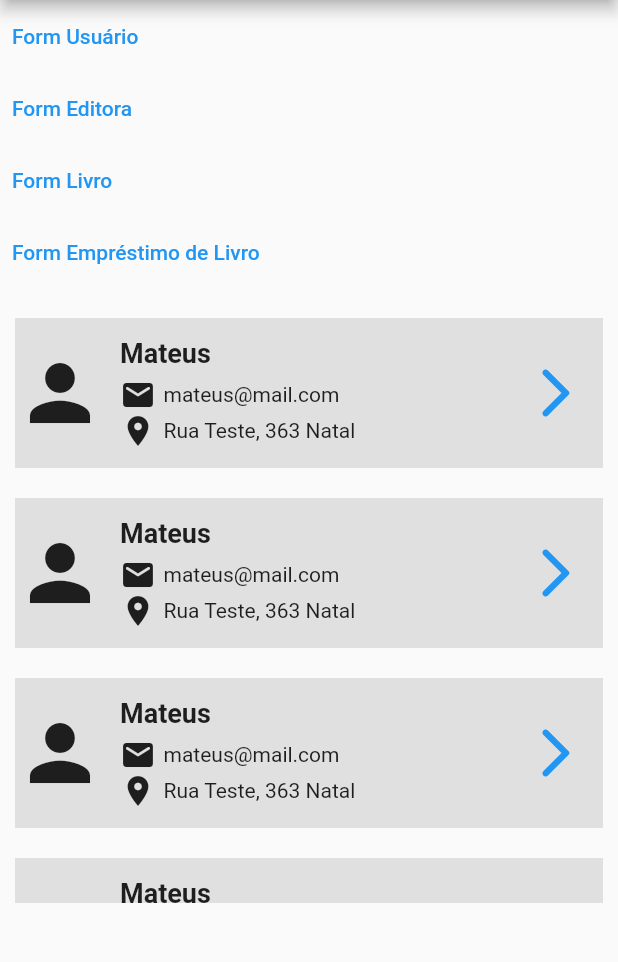
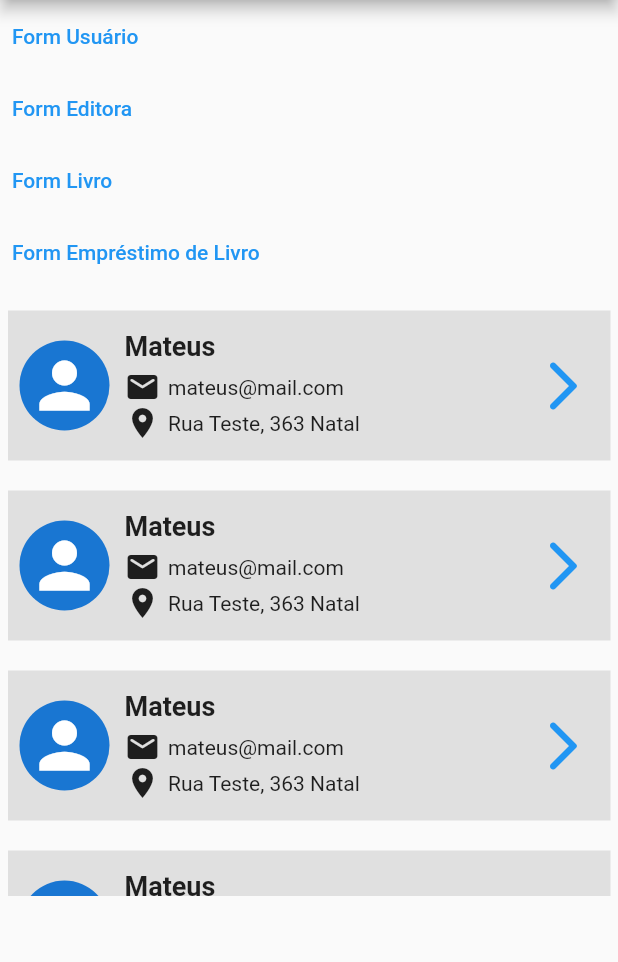
Before and after one commit to mateusmeds/locadora-livros-wda, a Flutter app: the screen it shows after launch, on a phone screen of 412 x 824 dp, the part 84-1046 px from its top. Run offline on Flutter 3.47's test engine with Material 2 defaults, Android fonts, the phone set to English and light mode, and no system bars.

Commit message:
Estilizando avatar do card de listagem de usuários

```diff
--- a/lib/components/user_list.dart
+++ b/lib/components/user_list.dart
@@ -16,7 +16,7 @@ class UserList extends StatelessWidget {
     ];
 
     return Container(
-      margin: EdgeInsets.all(10),
+      margin: EdgeInsets.all(5),
       height: 400,
       child: ListView.builder(
           itemCount: users.length,
@@ -24,17 +24,21 @@ class UserList extends StatelessWidget {
             final user = users[index];
 
             return Container(
-              padding: EdgeInsets.fromLTRB(0, 10, 0, 10),
+              margin: EdgeInsets.fromLTRB(0, 10, 0, 10),
               child: Container(
                 color: Colors.grey[300],
                 child: Row(
                   mainAxisAlignment: MainAxisAlignment.spaceBetween,
                   children: [
                     Container(
+                      margin: EdgeInsets.fromLTRB(8, 0, 0, 0),
                       height: 100,
-                      child: const Icon(
-                        Icons.person,
-                        size: 60,
+                      child: const CircleAvatar(
+                        radius: 30,
+                        child: Icon(
+                          Icons.person,
+                          size: 50,
+                        ),
                       ),
                     ),
                     Flexible(
```
